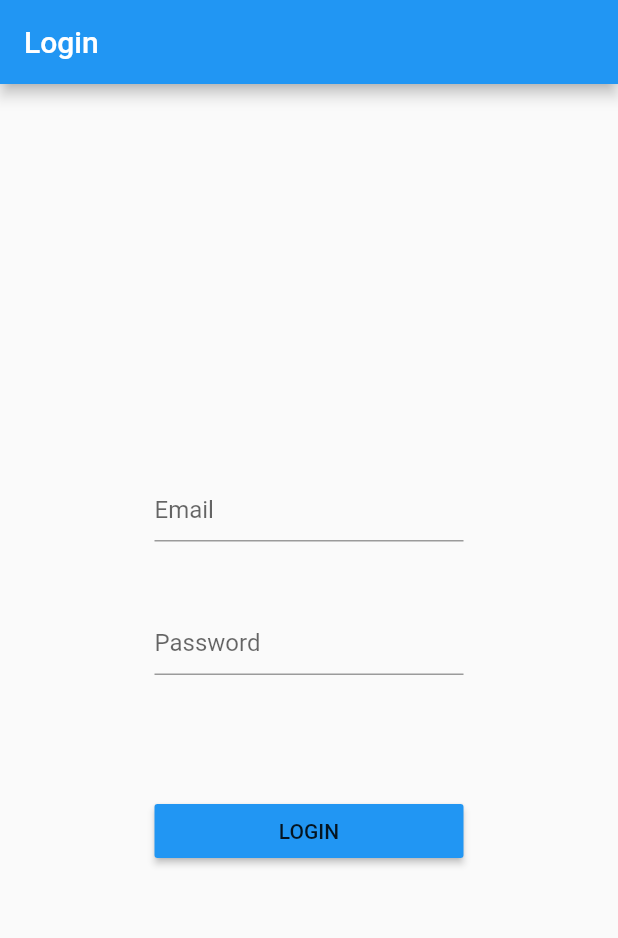
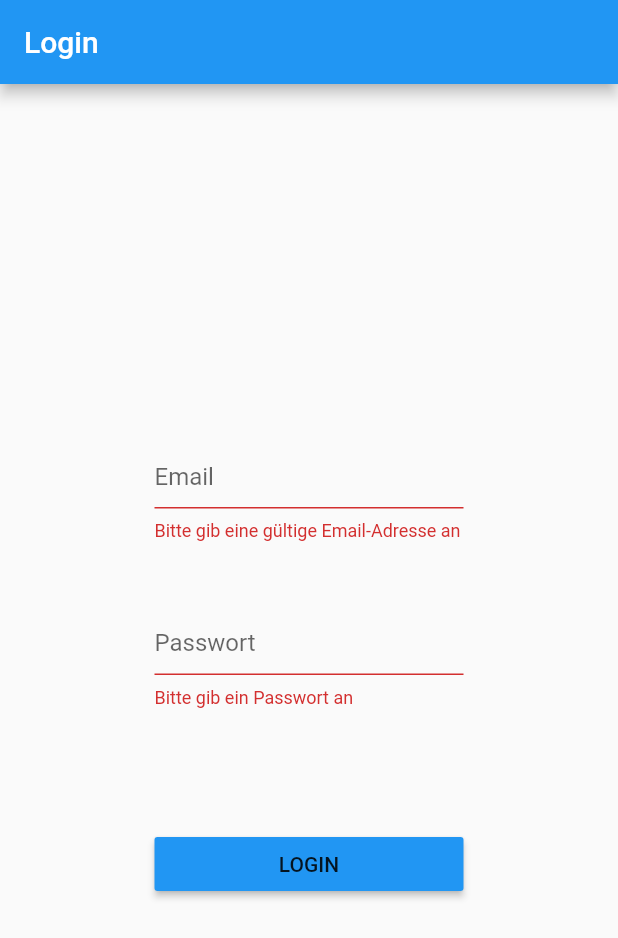
Before and after one commit to david072/school_app, a Flutter app: the screen it shows after launch, after a tap on "LOGIN", on a phone screen of 412 x 824 dp. Shown: the top 938 px of the screen. Run offline on Flutter 3.47's test engine with Material 2 defaults, Android fonts, the light colour scheme and no system bars; our stand-ins replace email_validator, firebase_auth, firebase_core, get; missing offline and left inert: perfect_freehand; accounts and stored records are empty.

Commit message:
feat: Add login
This connects the app to a firebase project and adds logging in. On
startup, the app will now decide whether we need to log in again and
prompt the user for their credentials if needed. Otherwise it will go
to a dummy home screen. After when logging in, the app validates the
credentials with the help of firebase authentication and then brings
the user to the home screen as well.

```diff
--- /dev/null
+++ b/lib/auth/auth.dart
@@ -0,0 +1,22 @@
+import 'package:firebase_auth/firebase_auth.dart';
+import 'package:flutter/material.dart';
+
+enum FailState { formValidation, login }
+
+class Authentication {
+  static Future<FailState?> signIn(
+      GlobalKey<FormState> key, String email, String password) async {
+    var formState = key.currentState;
+    if (formState == null || !formState.validate())
+      return FailState.formValidation;
+
+    try {
+      await FirebaseAuth.instance
+          .signInWithEmailAndPassword(email: email, password: password);
+      return null;
+    } catch (e) {
+      print("auth error $e");
+      return FailState.login;
+    }
+  }
+}
--- a/lib/auth/login_page.dart
+++ b/lib/auth/login_page.dart
@@ -1,4 +1,9 @@
+import 'package:email_validator/email_validator.dart';
 import 'package:flutter/material.dart';
+import 'package:get/get.dart';
+import 'package:school_app/auth/auth.dart';
+
+import '../home/home_page.dart';
 
 class LoginPage extends StatefulWidget {
   const LoginPage({Key? key}) : super(key: key);
@@ -13,6 +18,25 @@ class _LoginPageState extends State<LoginPage> {
   String email = "";
   String password = "";
 
+  Future<void> signIn() async {
+    var failState = await Authentication.signIn(
+        formKey as GlobalKey<FormState>, email, password);
+    if (failState == null) {
+      Get.off(() => const HomePage());
+      return;
+    }
+
+    if (failState == FailState.login) {
+      if (!mounted) return;
+      ScaffoldMessenger.of(context).showSnackBar(
+        const SnackBar(
+          content:
+              Text("Login fehlgeschlagen. Bitte versuche es später nochmal."),
+        ),
+      );
+    }
+  }
+
   @override
   Widget build(BuildContext context) {
     return Scaffold(
@@ -20,7 +44,7 @@ class _LoginPageState extends State<LoginPage> {
         title: const Text('Login'),
       ),
       body: Center(
-        child: Container(
+        child: SizedBox(
           width: MediaQuery.of(context).size.width / 2,
           child: Form(
             key: formKey,
@@ -30,20 +54,33 @@ class _LoginPageState extends State<LoginPage> {
                 TextFormField(
                   keyboardType: TextInputType.emailAddress,
                   onChanged: (s) => setState(() => email = s),
-                  // validator
+                  validator: (s) {
+                    if (s == null || !EmailValidator.validate(s)) {
+                      return 'Bitte gib eine gültige Email-Adresse an';
+                    }
+                    return null;
+                  },
                   decoration: _buildInputDecoration('Email'),
                 ),
                 const SizedBox(height: 30),
                 TextFormField(
                   keyboardType: TextInputType.visiblePassword,
                   onChanged: (s) => setState(() => password = s),
-                  // validator
-                  decoration: _buildInputDecoration('Password'),
+                  validator: (s) {
+                    if (s == null || s.isEmpty) {
+                      return 'Bitte gib ein Passwort an';
+                    } else if (s.length < 6) {
+                      return 'Das Passwort muss mindestens 6 Zeichen lang sein';
+                    }
+
+                    return null;
+                  },
+                  decoration: _buildInputDecoration('Passwort'),
                   obscureText: true,
                 ),
                 const SizedBox(height: 80),
                 MaterialButton(
-                  onPressed: () => print("asdf"),
+                  onPressed: signIn,
                   minWidth: double.infinity,
                   color: Theme.of(context).colorScheme.primary,
                   child: const Text('LOGIN'),
--- a/lib/main.dart
+++ b/lib/main.dart
@@ -1,11 +1,63 @@
+import 'package:firebase_auth/firebase_auth.dart';
+import 'package:firebase_core/firebase_core.dart';
 import 'package:flutter/material.dart';
+import 'package:get/get.dart';
+import 'package:school_app/firebase_options.dart';
 
 import 'auth/login_page.dart';
+import 'home/home_page.dart';
 
 void main() {
-  runApp(const MaterialApp(
+  WidgetsFlutterBinding.ensureInitialized();
+  runApp(const GetMaterialApp(
     debugShowCheckedModeBanner: false,
     title: 'School App',
-    home: LoginPage(),
+    home: Setup(),
   ));
 }
+
+class Setup extends StatefulWidget {
+  const Setup({Key? key}) : super(key: key);
+
+  @override
+  State<Setup> createState() => _SetupState();
+}
+
+class _SetupState extends State<Setup> {
+  @override
+  void initState() {
+    super.initState();
+    setup();
+  }
+
+  Future<void> setup() async {
+    await Firebase.initializeApp(
+        options: DefaultFirebaseOptions.currentPlatform);
+
+    var user = FirebaseAuth.instance.currentUser;
+    if (user == null) {
+      Get.off(() => const LoginPage());
+    } else {
+      Get.off(() => const HomePage());
+    }
+  }
+
+  @override
+  Widget build(BuildContext context) {
+    return Scaffold(
+      body: Center(
+        child: Column(
+          mainAxisSize: MainAxisSize.min,
+          children: [
+            const CircularProgressIndicator(),
+            const SizedBox(height: 40),
+            Text(
+              'Starte...',
+              style: Theme.of(context).textTheme.headline5,
+            ),
+          ],
+        ),
+      ),
+    );
+  }
+}
```
Also changed, not shown: lib/home/home_page.dart (added, +40 -0 lines), pubspec.yaml (+9 -0 lines), lib/firebase_options.dart (added), pubspec.lock, 3 other files.
